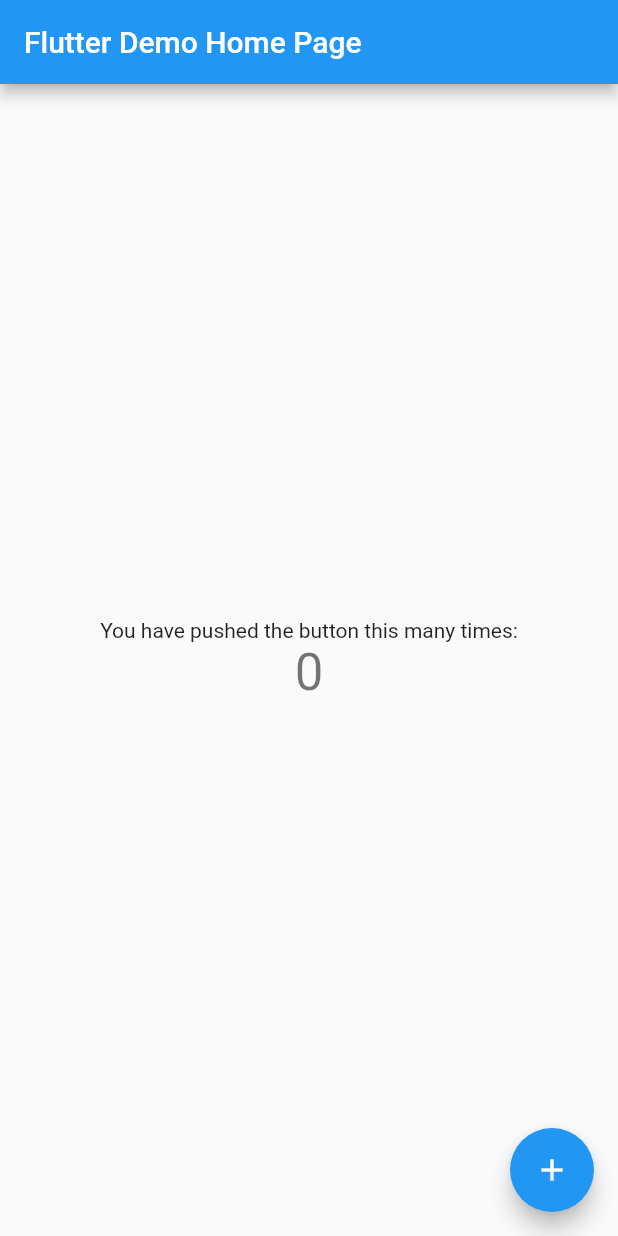
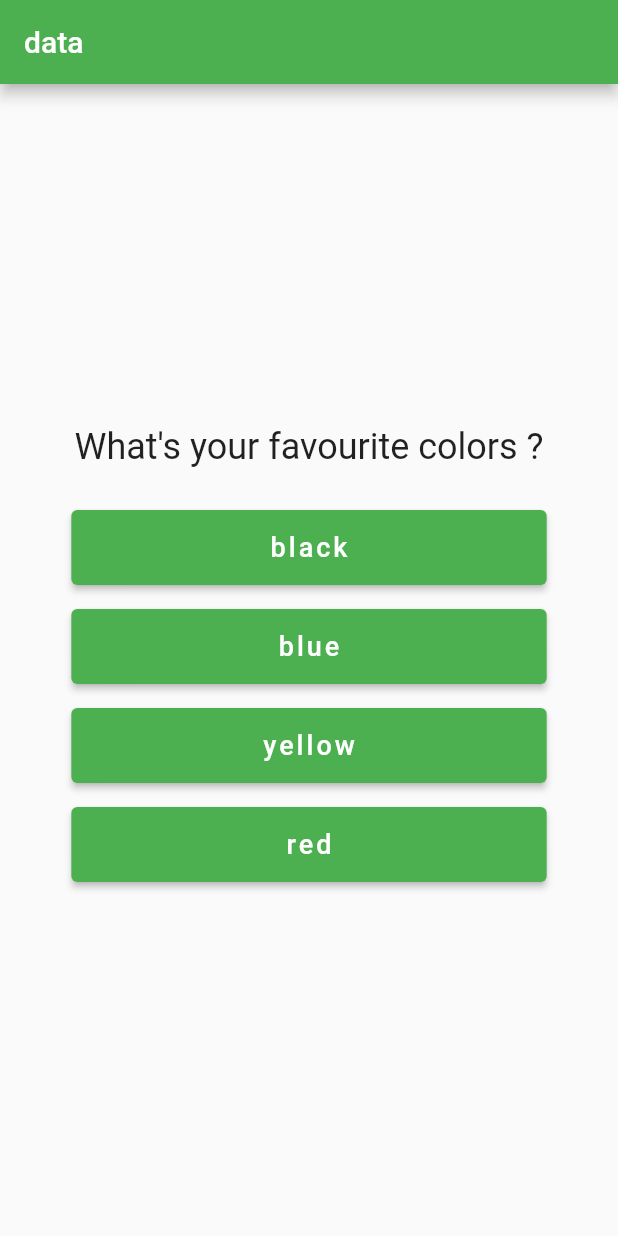
Before and after one commit to gopalkatariya44/quizapp-getx, a Flutter app: the screen it shows after launch, on a phone screen of 412 x 824 dp. Run offline on Flutter 3.47's test engine with Material 2 defaults, Android fonts, the phone set to English and light mode, and no system bars; our stand-ins replace get.

Commit message:
quiz app done with getX

```diff
--- /dev/null
+++ b/lib/controllers/home_controller.dart
@@ -0,0 +1,93 @@
+import 'package:get/get.dart';
+
+class HomeController extends GetxController {
+  RxInt questionIndex = 0.obs;
+  RxDouble totalScore = 0.0.obs;
+  onPress(double score) {
+    totalScore.value += score;
+    questionIndex += 1;
+  }
+
+  restartQuiz() {
+    questionIndex.value = 0;
+    totalScore.value = 0.0;
+  }
+
+  String get resultText {
+    String text = "";
+    if (totalScore <= 8) {
+      text = "You are asome";
+    } else if (totalScore <= 12) {
+      text = "you cool";
+    } else {
+      text = "okh its good";
+    }
+    return text;
+  }
+
+  List questions = [
+    {
+      'questionText': 'What\'s your favourite colors ?',
+      'answers': [
+        {
+          'text': 'black',
+          'score': 10.1,
+        },
+        {
+          'text': 'blue',
+          'score': 3,
+        },
+        {
+          'text': 'yellow',
+          'score': 4,
+        },
+        {
+          'text': 'red',
+          'score': 1,
+        },
+      ],
+    },
+    {
+      'questionText': 'What\'s your favourite Animal ?',
+      'answers': [
+        {
+          'text': 'rabbit',
+          'score': 10,
+        },
+        {
+          'text': 'elephant',
+          'score': 3,
+        },
+        {
+          'text': 'dog',
+          'score': 4,
+        },
+        {
+          'text': 'cow',
+          'score': 1,
+        },
+      ],
+    },
+    {
+      'questionText': 'What\'s your favourite city ?',
+      'answers': [
+        {
+          'text': 'surat',
+          'score': 10,
+        },
+        {
+          'text': 'ahemdabad',
+          'score': 3,
+        },
+        {
+          'text': 'indor',
+          'score': 4,
+        },
+        {
+          'text': 'narmada',
+          'score': 1,
+        },
+      ],
+    },
+  ];
+}
--- /dev/null
+++ b/lib/home_page.dart
@@ -0,0 +1,29 @@
+import 'package:flutter/material.dart';
+import 'package:get/get.dart';
+
+import 'controllers/home_controller.dart';
+import 'widgets/quiz.dart';
+import 'widgets/result.dart';
+
+class HomePage extends StatelessWidget {
+  final homeController = Get.put(HomeController());
+
+  HomePage({Key? key}) : super(key: key);
+
+  @override
+  Widget build(BuildContext context) {
+    return Scaffold(
+      appBar: AppBar(
+        title: const Text("data"),
+      ),
+      body: Center(
+        child: Obx(
+          () => homeController.questionIndex.value >=
+                  homeController.questions.length
+              ? Result()
+              : Quiz(),
+        ),
+      ),
+    );
+  }
+}
--- a/lib/main.dart
+++ b/lib/main.dart
@@ -1,115 +1,19 @@
 import 'package:flutter/material.dart';
+import 'package:quizapp/home_page.dart';
 
 void main() {
-  runApp(const MyApp());
+  runApp(MyApp());
 }
 
 class MyApp extends StatelessWidget {
   const MyApp({Key? key}) : super(key: key);
 
-  // This widget is the root of your application.
   @override
-  Widget build(BuildContext context) {
+  Widget build(context) {
     return MaterialApp(
-      title: 'Flutter Demo',
-      theme: ThemeData(
-        // This is the theme of your application.
-        //
-        // Try running your application with "flutter run". You'll see the
-        // application has a blue toolbar. Then, without quitting the app, try
-        // changing the primarySwatch below to Colors.green and then invoke
-        // "hot reload" (press "r" in the console where you ran "flutter run",
-        // or simply save your changes to "hot reload" in a Flutter IDE).
-        // Notice that the counter didn't reset back to zero; the application
-        // is not restarted.
-        primarySwatch: Colors.blue,
-      ),
-      home: const MyHomePage(title: 'Flutter Demo Home Page'),
+      debugShowCheckedModeBanner: false,
+      theme: ThemeData(primarySwatch: Colors.green),
+      home: HomePage(),
     );
   }
 }
-
-class MyHomePage extends StatefulWidget {
-  const MyHomePage({Key? key, required this.title}) : super(key: key);
-
-  // This widget is the home page of your application. It is stateful, meaning
-  // that it has a State object (defined below) that contains fields that affect
-  // how it looks.
-
-  // This class is the configuration for the state. It holds the values (in this
-  // case the title) provided by the parent (in this case the App widget) and
-  // used by the build method of the State. Fields in a Widget subclass are
-  // always marked "final".
-
-  final String title;
-
-  @override
-  State<MyHomePage> createState() => _MyHomePageState();
-}
-
-class _MyHomePageState extends State<MyHomePage> {
-  int _counter = 0;
-
-  void _incrementCounter() {
-    setState(() {
-      // This call to setState tells the Flutter framework that something has
-      // changed in this State, which causes it to rerun the build method below
-      // so that the display can reflect the updated values. If we changed
-      // _counter without calling setState(), then the build method would not be
-      // called again, and so nothing would appear to happen.
-      _counter++;
-    });
-  }
-
-  @override
-  Widget build(BuildContext context) {
-    // This method is rerun every time setState is called, for instance as done
-    // by the _incrementCounter method above.
-    //
-    // The Flutter framework has been optimized to make rerunning build methods
-    // fast, so that you can just rebuild anything that needs updating rather
-    // than having to individually change instances of widgets.
-    return Scaffold(
-      appBar: AppBar(
-        // Here we take the value from the MyHomePage object that was created by
-        // the App.build method, and use it to set our appbar title.
-        title: Text(widget.title),
-      ),
-      body: Center(
-        // Center is a layout widget. It takes a single child and positions it
-        // in the middle of the parent.
-        child: Column(
-          // Column is also a layout widget. It takes a list of children and
-          // arranges them vertically. By default, it sizes itself to fit its
-          // children horizontally, and tries to be as tall as its parent.
-          //
-          // Invoke "debug painting" (press "p" in the console, choose the
-          // "Toggle Debug Paint" action from the Flutter Inspector in Android
-          // Studio, or the "Toggle Debug Paint" command in Visual Studio Code)
-          // to see the wireframe for each widget.
-          //
-          // Column has various properties to control how it sizes itself and
-          // how it positions its children. Here we use mainAxisAlignment to
-          // center the children vertically; the main axis here is the vertical
-          // axis because Columns are vertical (the cross axis would be
-          // horizontal).
-          mainAxisAlignment: MainAxisAlignment.center,
-          children: <Widget>[
-            const Text(
-              'You have pushed the button this many times:',
-            ),
-            Text(
-              '$_counter',
-              style: Theme.of(context).textTheme.headline4,
-            ),
-          ],
-        ),
-      ),
-      floatingActionButton: FloatingActionButton(
-        onPressed: _incrementCounter,
-        tooltip: 'Increment',
-        child: const Icon(Icons.add),
-      ), // This trailing comma makes auto-formatting nicer for build methods.
-    );
-  }
-}
--- /dev/null
+++ b/lib/widgets/answer.dart
@@ -0,0 +1,27 @@
+import 'package:flutter/material.dart';
+import 'package:get/get.dart';
+
+class Answer extends StatelessWidget {
+  final VoidCallback onPressed;
+  final String answerText;
+  Answer({required this.onPressed, required this.answerText, Key? key})
+      : super(key: key);
+
+  @override
+  Widget build(BuildContext context) {
+    return Padding(
+      padding: const EdgeInsets.all(8.0),
+      child: SizedBox(
+        height: 50,
+        width: Get.width / 1.3,
+        child: ElevatedButton(
+          onPressed: onPressed,
+          child: Text(
+            answerText,
+            style: const TextStyle(fontSize: 18, letterSpacing: 2),
+          ),
+        ),
+      ),
+    );
+  }
+}
--- /dev/null
+++ b/lib/widgets/quiz.dart
@@ -0,0 +1,36 @@
+import 'package:flutter/material.dart';
+import 'package:get/get.dart';
+
+import '../controllers/home_controller.dart';
+import 'answer.dart';
+
+class Quiz extends StatelessWidget {
+  Quiz({Key? key}) : super(key: key);
+  final homeController = Get.put(HomeController());
+
+  @override
+  Widget build(BuildContext context) {
+    return Column(
+      mainAxisAlignment: MainAxisAlignment.center,
+      children: [
+        Text(
+          homeController.questions[homeController.questionIndex.value]
+              ['questionText'],
+          style: const TextStyle(fontSize: 24),
+          textAlign: TextAlign.center,
+        ),
+        const SizedBox(height: 20),
+        ...(homeController.questions[homeController.questionIndex.value]
+                ['answers'] as List<Map<String, dynamic>>)
+            .map(
+              (value) => Answer(
+                onPressed: () => homeController
+                    .onPress(double.parse(value['score'].toString())),
+                answerText: value['text'],
+              ),
+            )
+            .toList(),
+      ],
+    );
+  }
+}
--- a/pubspec.yaml
+++ b/pubspec.yaml
@@ -34,6 +34,7 @@ dependencies:
   # The following adds the Cupertino Icons font to your application.
   # Use with the CupertinoIcons class for iOS style icons.
   cupertino_icons: ^1.0.2
+  get: ^4.6.1
 
 dev_dependencies:
   flutter_test:
```
Also changed, not shown: lib/widgets/result.dart (added, +40 -0 lines), pubspec.lock.
